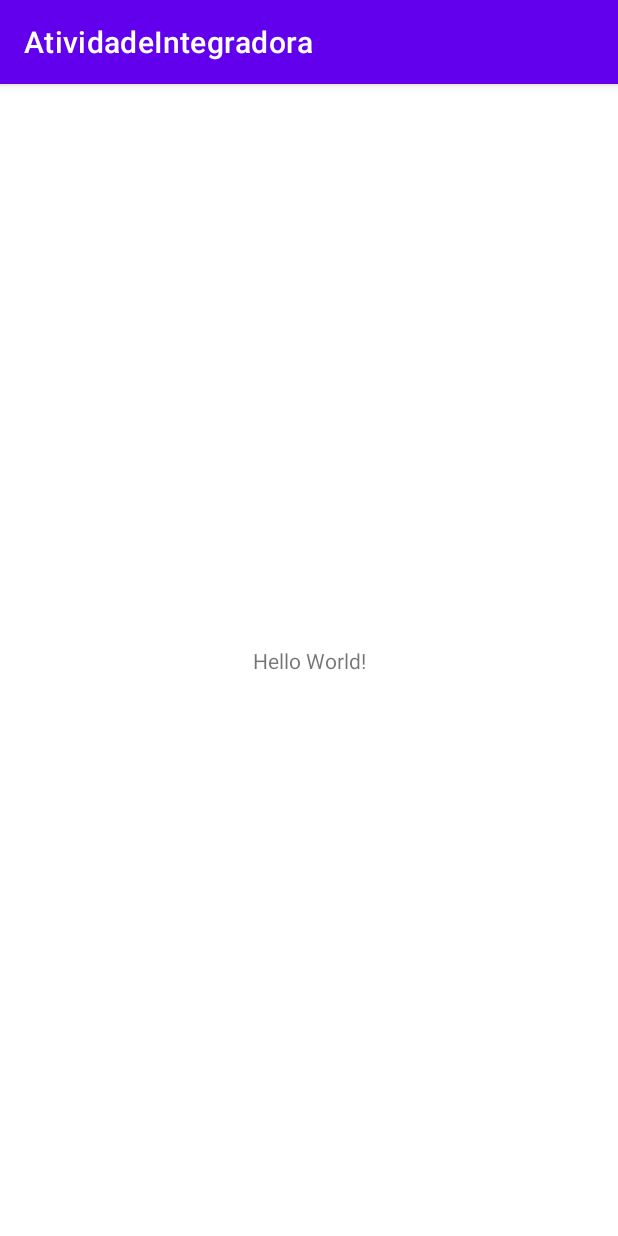
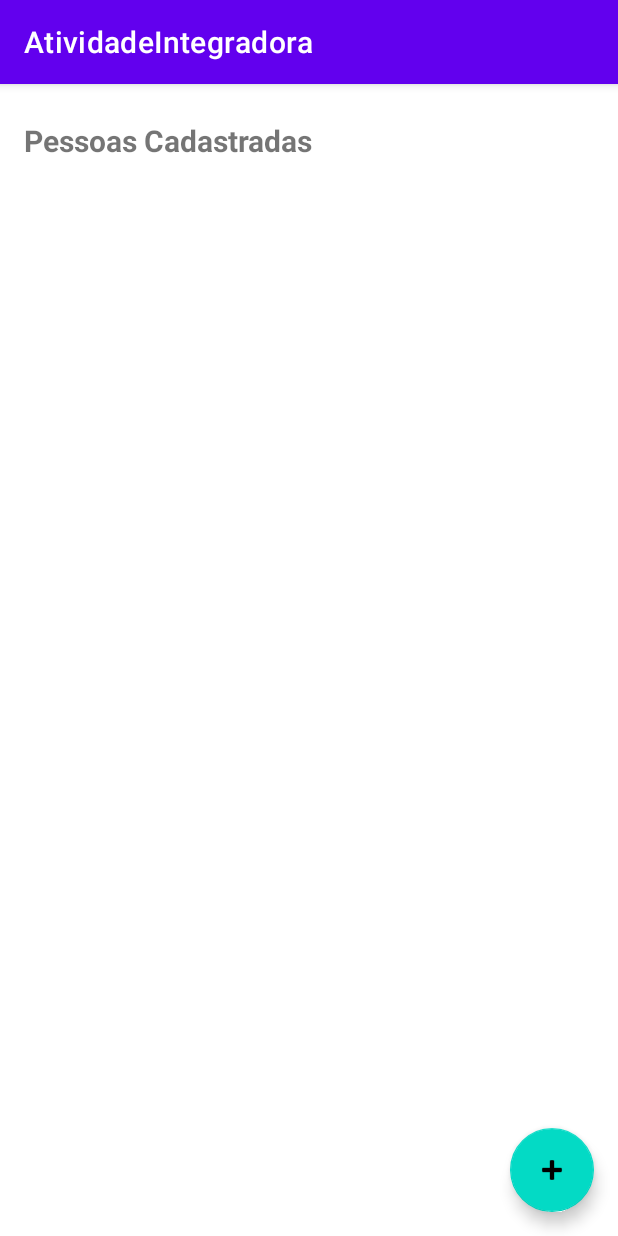
Before and after one commit to luishenriqueturani/AnaliseEDesenvolvimentoDeSistemasQI, an Android app: the screen it shows after launch (MainActivity), on a phone screen of 412 x 824 dp. Run offline under Robolectric (Android 15) with nearby library versions, the phone set to English and light mode, and no system bars.

```diff
--- a/Linguagem_de_programacao_e_programacao_mobile/AtividadeIntegradora/app/src/main/res/layout/activity_main.xml
+++ b/Linguagem_de_programacao_e_programacao_mobile/AtividadeIntegradora/app/src/main/res/layout/activity_main.xml
@@ -7,12 +7,41 @@
     tools:context=".MainActivity">
 
     <TextView
-        android:layout_width="wrap_content"
+        android:id="@+id/textView"
+        android:layout_width="0dp"
         android:layout_height="wrap_content"
-        android:text="Hello World!"
-        app:layout_constraintBottom_toBottomOf="parent"
+        android:layout_marginStart="16dp"
+        android:layout_marginTop="24dp"
+        android:layout_marginEnd="16dp"
+        android:text="@string/txt_titulo"
+        android:textSize="20sp"
+        android:textStyle="bold"
         app:layout_constraintEnd_toEndOf="parent"
         app:layout_constraintStart_toStartOf="parent"
         app:layout_constraintTop_toTopOf="parent" />
 
+    <androidx.recyclerview.widget.RecyclerView
+        android:id="@+id/listaCadastrados"
+        android:layout_width="0dp"
+        android:layout_height="0dp"
+        android:layout_marginStart="16dp"
+        android:layout_marginTop="16dp"
+        android:layout_marginEnd="16dp"
+        app:layout_constraintBottom_toBottomOf="parent"
+        app:layout_constraintEnd_toEndOf="parent"
+        app:layout_constraintStart_toStartOf="parent"
+        app:layout_constraintTop_toBottomOf="@+id/textView" />
+
+    <com.google.android.material.floatingactionbutton.FloatingActionButton
+        android:id="@+id/fabNovoCadastro"
+        android:layout_width="wrap_content"
+        android:layout_height="wrap_content"
+        android:layout_marginEnd="16dp"
+        android:layout_marginBottom="16dp"
+        android:clickable="true"
+        android:contentDescription="@string/label_float_btn"
+        app:layout_constraintBottom_toBottomOf="parent"
+        app:layout_constraintEnd_toEndOf="parent"
+        app:srcCompat="@android:drawable/ic_input_add"
+        tools:ignore="ImageContrastCheck" />
 </androidx.constraintlayout.widget.ConstraintLayout>
```
Also changed, not shown: Linguagem_de_programacao_e_programacao_mobile/AtividadeIntegradora/app/src/main/res/layout/dialog_cadastro.xml (added, +217 -0 lines), Linguagem_de_programacao_e_programacao_mobile/AtividadeIntegradora/app/src/main/res/values/strings.xml (+26 -1 lines).
